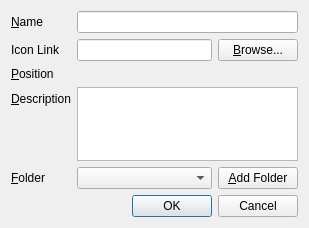
First picture: the form in src/lib/marble/EditBookmarkDialog.ui, repository KDE/marble, before the edit.
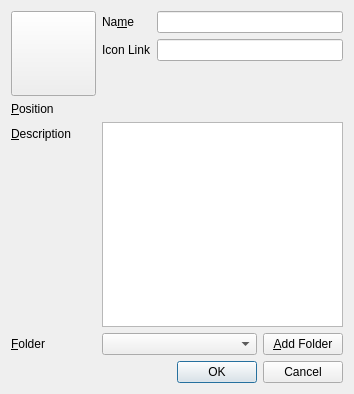
Second picture: the form after the edit. Custom widgets are drawn as their Qt base class.

Commit message: Added icon preview in EditBookmarkDialog REVIEW: 121492

```diff
--- a/src/lib/marble/EditBookmarkDialog.ui
+++ b/src/lib/marble/EditBookmarkDialog.ui
@@ -6,20 +6,51 @@
    <rect>
     <x>0</x>
     <y>0</y>
-    <width>309</width>
-    <height>228</height>
+    <width>354</width>
+    <height>394</height>
    </rect>
   </property>
   <property name="windowTitle">
    <string>Edit Bookmark - Marble</string>
   </property>
-  <layout class="QVBoxLayout" name="verticalLayout">
-   <item>
+  <layout class="QFormLayout" name="formLayout_2">
+   <item row="0" column="0">
+    <widget class="QPushButton" name="m_browseIconButton">
+     <property name="sizePolicy">
+      <sizepolicy hsizetype="Fixed" vsizetype="Fixed">
+       <horstretch>0</horstretch>
+       <verstretch>0</verstretch>
+      </sizepolicy>
+     </property>
+     <property name="minimumSize">
+      <size>
+       <width>85</width>
+       <height>85</height>
+      </size>
+     </property>
+     <property name="maximumSize">
+      <size>
+       <width>85</width>
+       <height>85</height>
+      </size>
+     </property>
+     <property name="text">
+      <string/>
+     </property>
+     <property name="iconSize">
+      <size>
+       <width>75</width>
+       <height>75</height>
+      </size>
+     </property>
+    </widget>
+   </item>
+   <item row="0" column="1">
     <layout class="QFormLayout" name="formLayout">
      <item row="0" column="0">
       <widget class="QLabel" name="name_lbl">
        <property name="text">
-        <string>&amp;Name</string>
+        <string>Na&amp;me</string>
        </property>
        <property name="buddy">
         <cstring>m_name</cstring>
@@ -47,8 +78,6 @@
       </widget>
      </item>
      <item row="1" column="1">
-      <layout class="QHBoxLayout" name="browseIconLayout">
-       <item>
         <widget class="QLineEdit" name="m_iconLink">
          <property name="sizePolicy">
           <sizepolicy hsizetype="MinimumExpanding" vsizetype="Fixed">
@@ -58,22 +87,9 @@
          </property>
         </widget>
        </item>
-       <item>
-        <widget class="QPushButton" name="m_browseIconButton">
-         <property name="sizePolicy">
-          <sizepolicy hsizetype="Minimum" vsizetype="Fixed">
-           <horstretch>0</horstretch>
-           <verstretch>0</verstretch>
-          </sizepolicy>
-         </property>
-         <property name="text">
-          <string>&amp;Browse...</string>
-         </property>
-        </widget>
-       </item>
-      </layout>
-     </item>
-     <item row="2" column="0">
+    </layout>
+   </item>
+   <item row="1" column="0">
       <widget class="QLabel" name="position_lbl">
        <property name="text">
         <string>&amp;Position</string>
@@ -83,22 +99,29 @@
        </property>
       </widget>
      </item>
-     <item row="2" column="1">
-      <layout class="QHBoxLayout" name="latLonLayout" >
-       <property name="margin">
+   <item row="1" column="1">
+    <layout class="QHBoxLayout" name="latLonLayout">
+     <property name="leftMargin">
+      <number>0</number>
+     </property>
+     <property name="topMargin">
+      <number>0</number>
+     </property>
+     <property name="rightMargin">
+      <number>0</number>
+     </property>
+     <property name="bottomMargin">
         <number>0</number>
        </property>
        <item>
-        <widget class="Marble::LatLonEdit" name="m_longitude">
-        </widget>
+      <widget class="Marble::LatLonEdit" name="m_longitude" native="true"/>
        </item>
        <item>
-        <widget class="Marble::LatLonEdit" name="m_latitude">
-        </widget>
+      <widget class="Marble::LatLonEdit" name="m_latitude" native="true"/>
        </item>
       </layout>
      </item>
-     <item row="3" column="0">
+   <item row="2" column="0">
       <widget class="QLabel" name="description_lbl">
        <property name="text">
         <string>&amp;Description</string>
@@ -108,7 +131,7 @@
        </property>
       </widget>
      </item>
-     <item row="3" column="1">
+   <item row="2" column="1">
       <widget class="QTextEdit" name="m_description">
        <property name="sizePolicy">
         <sizepolicy hsizetype="Expanding" vsizetype="Expanding">
@@ -129,7 +152,7 @@
        </property>
       </widget>
      </item>
-     <item row="4" column="0">
+   <item row="3" column="0">
       <widget class="QLabel" name="folder_lbl">
        <property name="text">
         <string>&amp;Folder</string>
@@ -139,7 +162,7 @@
        </property>
       </widget>
      </item>
-     <item row="4" column="1">
+   <item row="3" column="1">
       <layout class="QHBoxLayout" name="horizontalLayout">
        <item>
         <widget class="QComboBox" name="m_folders">
@@ -160,9 +183,7 @@
        </item>
       </layout>
      </item>
-    </layout>
-   </item>
-   <item>
+   <item row="4" column="0" colspan="2">
     <widget class="QDialogButtonBox" name="buttonBox">
      <property name="standardButtons">
       <set>QDialogButtonBox::Cancel|QDialogButtonBox::Ok</set>
```
Left out of the diff: 1 changed line with no effect on the pictures. Lines whose indentation alone changed are shown as unchanged. The commit also changes 1 other file.
